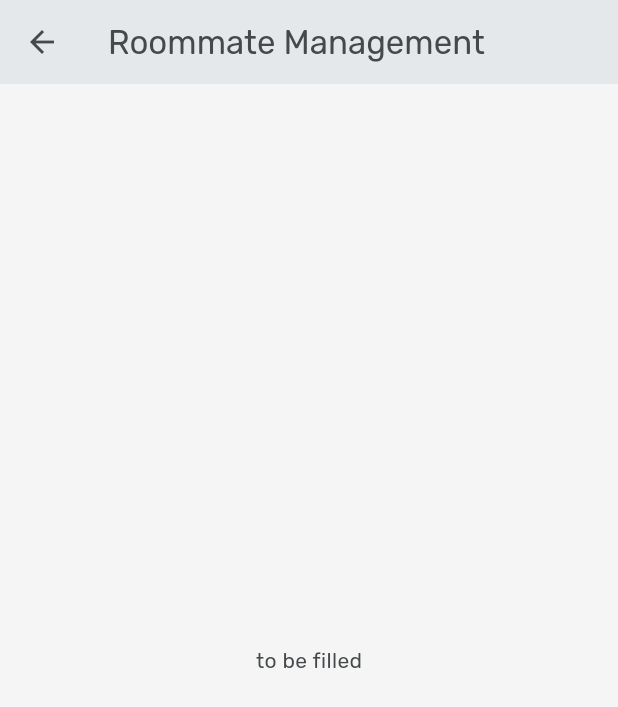
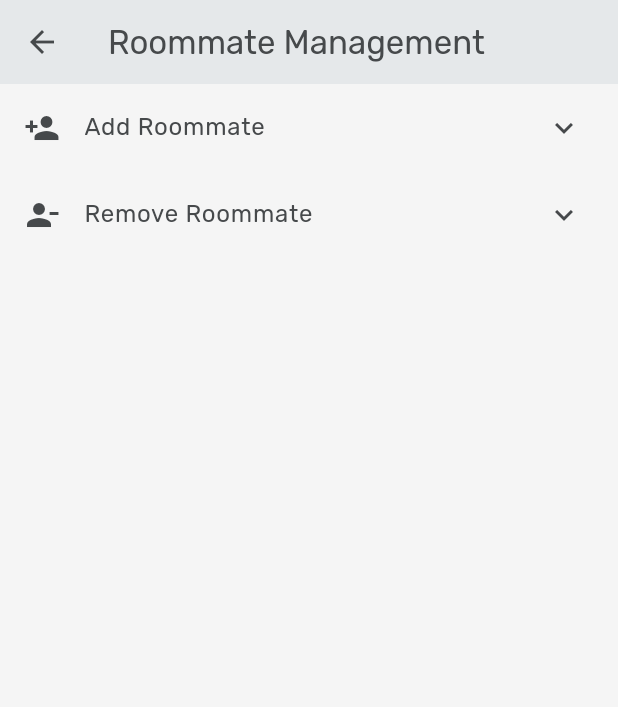
Before and after one commit to ethanokamura/roommate-expense-tracker, a Flutter app: the HouseDashboard screen opened directly, after a tap on "Manage Roommates", on a phone screen of 412 x 824 dp. Shown: the top 707 px of the screen. Run offline on Flutter 3.47's test engine with Material 3 defaults, Android fonts, the phone set to English and light mode, and no system bars; our stand-ins replace auto_size_text, bloc, cached_network_image, dio, equatable, firebase_auth and 13 more; missing offline and left inert: flow_builder; accounts and stored records are empty; generated files the repository leaves out were written again.

Commit message:
house dashboard frame

```diff
--- /dev/null
+++ b/frontend/roommate_expense_tracker/devtools_options.yaml
@@ -0,0 +1,3 @@
+description: This file stores settings for Dart & Flutter DevTools.
+documentation: https://docs.flutter.dev/tools/devtools/extensions#configure-extension-enablement-states
+extensions:
--- a/frontend/roommate_expense_tracker/lib/features/houses/pages/house_dashboard.dart
+++ b/frontend/roommate_expense_tracker/lib/features/houses/pages/house_dashboard.dart
@@ -1,20 +1,135 @@
+import 'package:flutter/material.dart';
 import 'package:app_ui/app_ui.dart';
+import 'package:flutter/services.dart';
 import 'roommate_management_page.dart';
 
-class HouseDashboard extends StatelessWidget {
+class HouseDashboard extends StatefulWidget {
   const HouseDashboard({super.key});
+
   @override
-  Widget build(BuildContext context) {
-    return Center(
+  State<HouseDashboard> createState() => _HouseDashboardState();
+}
+
+class _HouseDashboardState extends State<HouseDashboard> {
+  String _houseName = 'My House Name';
+
+  void _editHouseName() async {
+    final controller = TextEditingController(text: _houseName);
+
+    final newName = await showDialog<String>(
+      context: context,
+      builder: (context) {
+        return AlertDialog(
+          title: const Text('Edit House Name'),
+          content: TextField(
+            controller: controller,
+            decoration: const InputDecoration(
+              hintText: 'Enter new house name',
+            ),
+          ),
+          actions: [
+            TextButton(
+              onPressed: () => Navigator.pop(context), // Cancel
+              child: const Text('Cancel'),
+            ),
+            ElevatedButton(
+              onPressed: () {
+                Navigator.pop(context, controller.text.trim());
+              },
+              child: const Text('Save'),
+            ),
+          ],
+        );
+      },
+    );
+
+    if (newName != null && newName.isNotEmpty) {
+      setState(() {
+        _houseName = newName;
+      });
+    }
+  }
+
+  void _showInviteCode() {
+    const code = 'ABC123XYZ';
+    showDialog(
+      context: context,
+      builder: (context) {
+        return AlertDialog(
+          title: const Text('Invite Code'),
+          content: GestureDetector(
+            onTap: () {
+              Clipboard.setData(const ClipboardData(text: code));
+              Navigator.pop(context);
+              ScaffoldMessenger.of(context).showSnackBar(
+                const SnackBar(content: Text('Copied to clipboard')),
+              );
+            },
             child: Column(
               mainAxisSize: MainAxisSize.min,
               children: [
-          const CustomText(
-            text: 'House Dashboard',
-            style: AppTextStyles.title,
+                Text(
+                  code,
+                  style: AppTextStyles.secondary.copyWith(
+                    color: context.theme.accentColor,
                   ),
-          const SizedBox(height: 16),
-          ElevatedButton(
+                ),
+                const SizedBox(height: 8),
+                const Text(
+                  'Tap to copy',
+                  style: TextStyle(fontSize: 12),
+                ),
+              ],
+            ),
+          ),
+        );
+      },
+    );
+  }
+
+  @override
+  Widget build(BuildContext context) {
+    return Scaffold(
+      backgroundColor: context.theme.surfaceColor,
+      appBar: AppBar(
+        title: const Text('House Dashboard'),
+        backgroundColor: context.theme.primaryColor,
+        foregroundColor: context.theme.accentColor,
+        elevation: 0,
+      ),
+      body: Padding(
+        padding: const EdgeInsets.all(20),
+        child: Column(
+          crossAxisAlignment: CrossAxisAlignment.start,
+          children: [
+            // House name + action buttons
+            Row(
+              mainAxisAlignment: MainAxisAlignment.spaceBetween,
+              children: [
+                CustomText(
+                  text: _houseName,
+                  style: AppTextStyles.primary,
+                ),
+                Row(
+                  children: [
+                    IconButton(
+                      icon: const Icon(Icons.edit, size: 20),
+                      onPressed: _editHouseName,
+                    ),
+                    IconButton(
+                      icon: const Icon(Icons.add_circle_outline, size: 20),
+                      onPressed: _showInviteCode,
+                    ),
+                  ],
+                ),
+              ],
+            ),
+
+            const SizedBox(height: 24),
+
+            SizedBox(
+              width: double.infinity,
+              child: ElevatedButton(
                 onPressed: () {
                   Navigator.push(
                     context,
@@ -24,12 +139,48 @@ class HouseDashboard extends StatelessWidget {
                   );
                 },
                 style: ElevatedButton.styleFrom(
-              backgroundColor: Theme.of(context).colorScheme.primary,
-              foregroundColor: Theme.of(context).colorScheme.onPrimary, // color
+                  backgroundColor: context.theme.primaryColor,
+                  foregroundColor: context.theme.accentColor,
+                  padding: const EdgeInsets.symmetric(vertical: 14),
+                  shape: RoundedRectangleBorder(
+                    borderRadius: BorderRadius.circular(12),
+                  ),
                 ),
                 child: const Text("Manage Roommates"),
               ),
+            ),
+
+            const SizedBox(height: 24),
+
+            const CustomText(
+              text: 'Members',
+              style: AppTextStyles.primary,
+            ),
+
+            const SizedBox(height: 8),
+
+            Expanded(
+              child: ListView.builder(
+                itemCount: 3,
+                itemBuilder: (context, index) {
+                  return Card(
+                    color: context.theme.accentColor,
+                    shape: RoundedRectangleBorder(
+                      borderRadius: BorderRadius.circular(12),
+                    ),
+                    child: ExpansionTile(
+                      title: Text('Member ${index + 1}'),
+                      children: const [
+                        ListTile(title: Text('Preferred Payment: Venmo')),
+                        ListTile(title: Text('Backup: Zelle')),
                       ],
+                    ),
+                  );
+                },
+              ),
+            ),
+          ],
+        ),
       ),
     );
   }
--- a/frontend/roommate_expense_tracker/lib/features/houses/pages/roommate_management_page.dart
+++ b/frontend/roommate_expense_tracker/lib/features/houses/pages/roommate_management_page.dart
@@ -1,12 +1,10 @@
 import 'package:flutter/material.dart';
 
 class RoommateManagementPage extends StatelessWidget {
-  const RoommateManagementPage({
-    super.key
-  });
+  const RoommateManagementPage({super.key});
 
   @override
-   Widget build(BuildContext context) {
+  Widget build(BuildContext context) {
     return Scaffold(
       appBar: AppBar(
         title: const Text("Roommate Management"),
@@ -15,8 +13,29 @@ class RoommateManagementPage extends StatelessWidget {
           onPressed: () => Navigator.pop(context),
         ),
       ),
-      body: const Center(
-        child: Text("to be filled"),
+      body: ListView(
+        children: const [
+          ExpansionTile(
+            title: Text("Add Roommate"),
+            leading: Icon(Icons.person_add),
+            children: [
+              Padding(
+                padding: EdgeInsets.all(16.0),
+                child: Text("Add roommate functionality goes here."),
+              ),
+            ],
+          ),
+          ExpansionTile(
+            title: Text("Remove Roommate"),
+            leading: Icon(Icons.person_remove),
+            children: [
+              Padding(
+                padding: EdgeInsets.all(16.0),
+                child: Text("Remove roommate functionality goes here."),
+              ),
+            ],
+          ),
+        ],
       ),
     );
   }
--- a/frontend/roommate_expense_tracker/packages/app_ui/lib/src/extensions.dart
+++ b/frontend/roommate_expense_tracker/packages/app_ui/lib/src/extensions.dart
@@ -1,5 +1,4 @@
 import 'package:app_ui/src/app_ui.dart';
-import 'package:app_ui/src/constants.dart';
 import 'package:flutter/material.dart';
 
 extension BuildContextExtensions on BuildContext {
```
Lines whose indentation alone changed are shown as unchanged.
